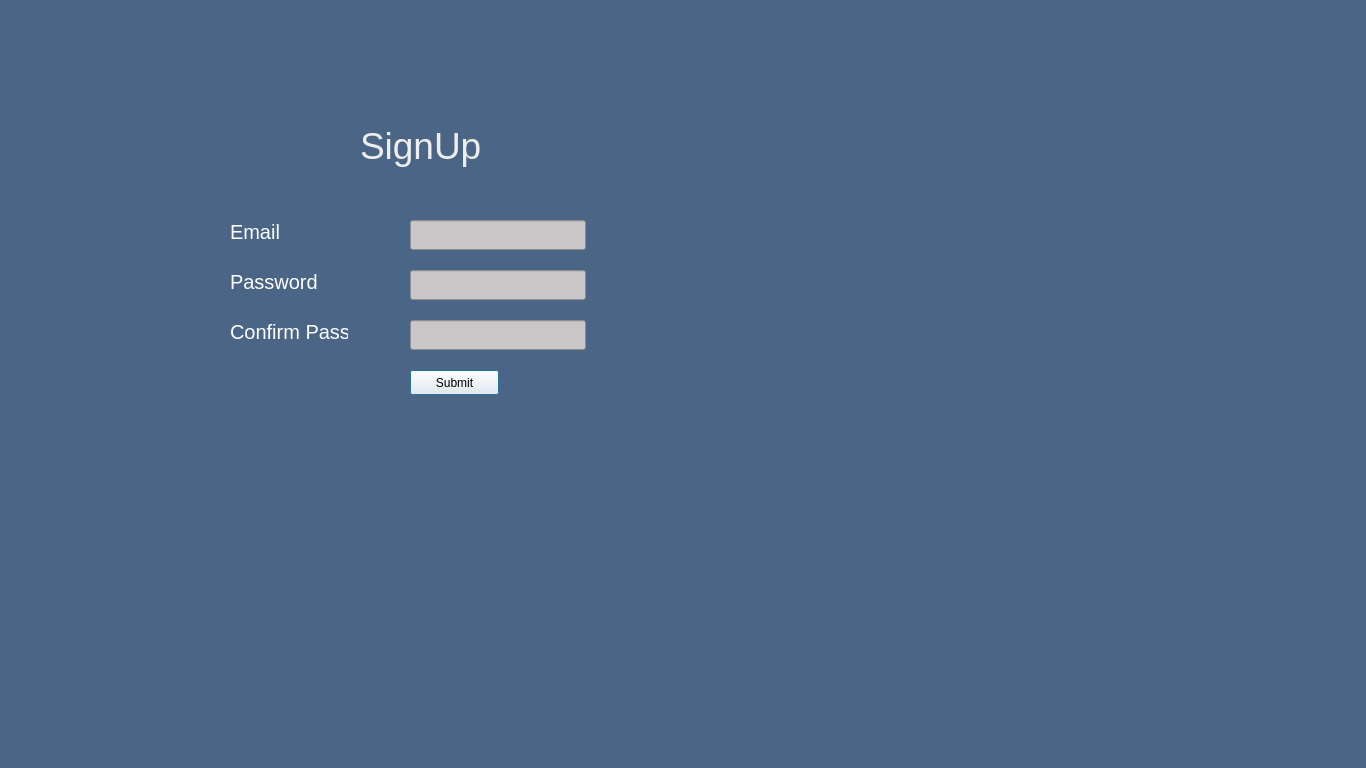
Qt form createacc.ui (aatish-infostride/pyqt) before a commit.
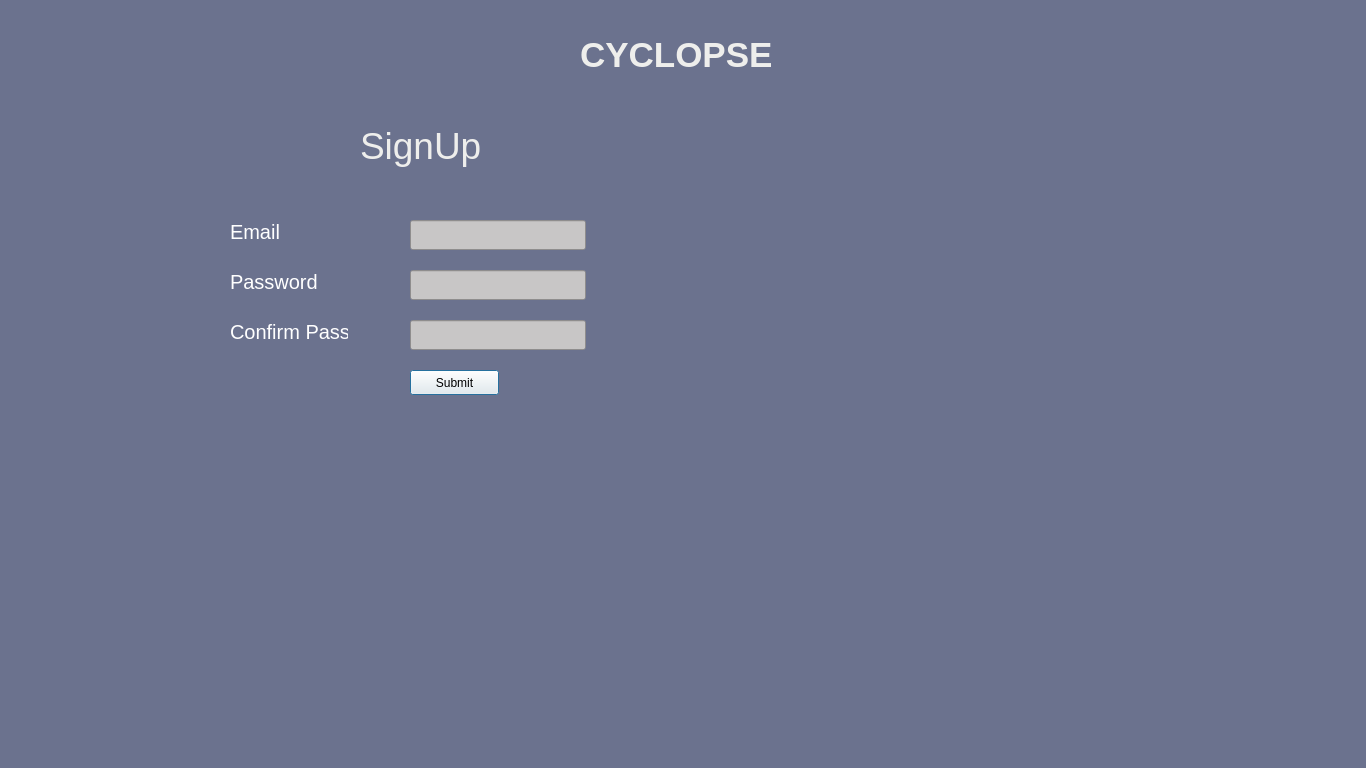
The same form after that commit.

Patch:
```diff
--- a/createacc.ui
+++ b/createacc.ui
@@ -20,7 +20,7 @@
    <string>Dialog</string>
   </property>
   <property name="styleSheet">
-   <string notr="true">background-color: #4B6587;</string>
+   <string notr="true">background-color: #6B728E;</string>
   </property>
   <widget class="QLabel" name="label">
    <property name="geometry">
@@ -157,6 +157,25 @@
     <string>Confirm Pass</string>
    </property>
   </widget>
+  <widget class="QLabel" name="label_12">
+   <property name="geometry">
+    <rect>
+     <x>580</x>
+     <y>30</y>
+     <width>191</width>
+     <height>51</height>
+    </rect>
+   </property>
+   <property name="layoutDirection">
+    <enum>Qt::LeftToRight</enum>
+   </property>
+   <property name="autoFillBackground">
+    <bool>false</bool>
+   </property>
+   <property name="text">
+    <string>&lt;html&gt;&lt;head/&gt;&lt;body&gt;&lt;p&gt;&lt;span style=&quot; font-size:26pt; font-weight:600; color:#eeeeec;&quot;&gt;CYCLOPSE&lt;/span&gt;&lt;/p&gt;&lt;/body&gt;&lt;/html&gt;</string>
+   </property>
+  </widget>
  </widget>
  <resources/>
  <connections/>
```
